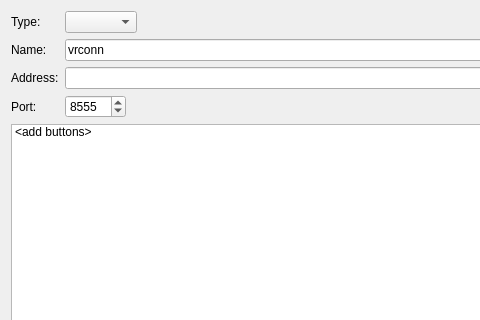
First picture: the form in Plugins/VR/pqVRAddConnectionDialog.ui, repository Kitware/ParaView, before the edit; both pictures show x 0 to 480 and y 0 to 320 of the 640 by 500 pixel window.
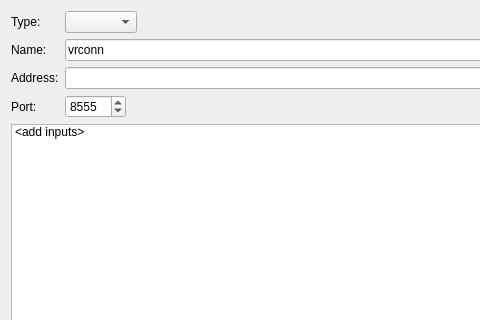
Second picture: the form after the edit. Icons and pictures are not drawn.

The edit to the form file:
```diff
--- a/Plugins/VR/pqVRAddConnectionDialog.ui
+++ b/Plugins/VR/pqVRAddConnectionDialog.ui
@@ -103,7 +103,7 @@
      </property>
      <item>
       <property name="text">
-       <string>&lt;add buttons&gt;</string>
+       <string>&lt;add inputs&gt;</string>
       </property>
      </item>
     </widget>
```
